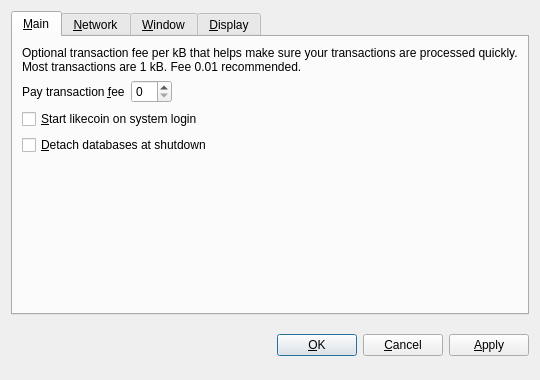
Qt form src/qt/forms/optionsdialog.ui (goo-technology/point) before a commit.
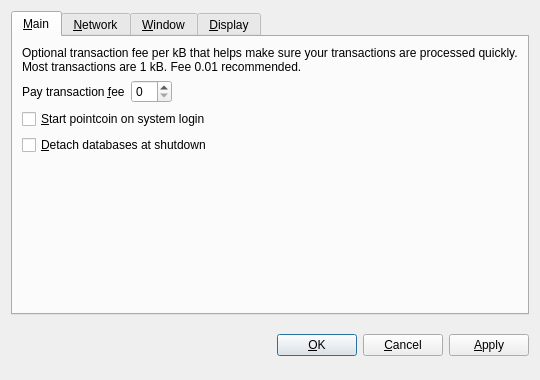
The same form after that commit. The open tabs and pages were chosen to show the change. Custom widgets are drawn as their Qt base class.

```diff
--- a/src/qt/forms/optionsdialog.ui
+++ b/src/qt/forms/optionsdialog.ui
@@ -82,7 +82,7 @@
           <string>Automatically start likecoin after logging in to the system.</string>
          </property>
          <property name="text">
-          <string>&amp;Start likecoin on system login</string>
+          <string>&amp;Start pointcoin on system login</string>
          </property>
         </widget>
        </item>
```
Left out of the diff: 10 changed lines with no effect on the pictures.
